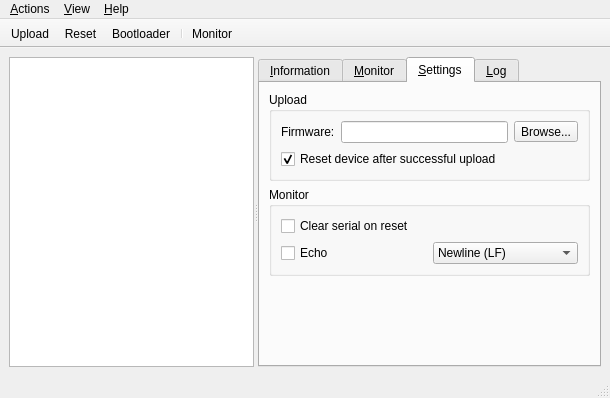
Qt form tyqt/main_window.ui (Koromix/tytools) before a commit.
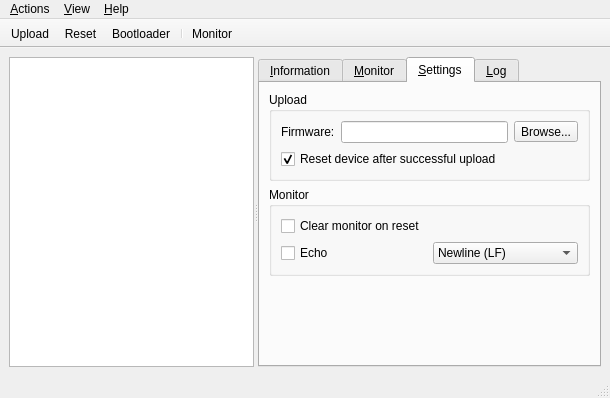
The same form after that commit. The open tabs and pages were chosen to show the change. Icons and pictures are not drawn.

Commit message: Change label to "Clear monitor on reset"

What changed in the file:
```diff
--- a/tyqt/main_window.ui
+++ b/tyqt/main_window.ui
@@ -292,7 +292,7 @@
             <item>
              <widget class="QCheckBox" name="clearOnReset">
               <property name="text">
-               <string>Clear serial on reset</string>
+               <string>Clear monitor on reset</string>
               </property>
              </widget>
             </item>
```
